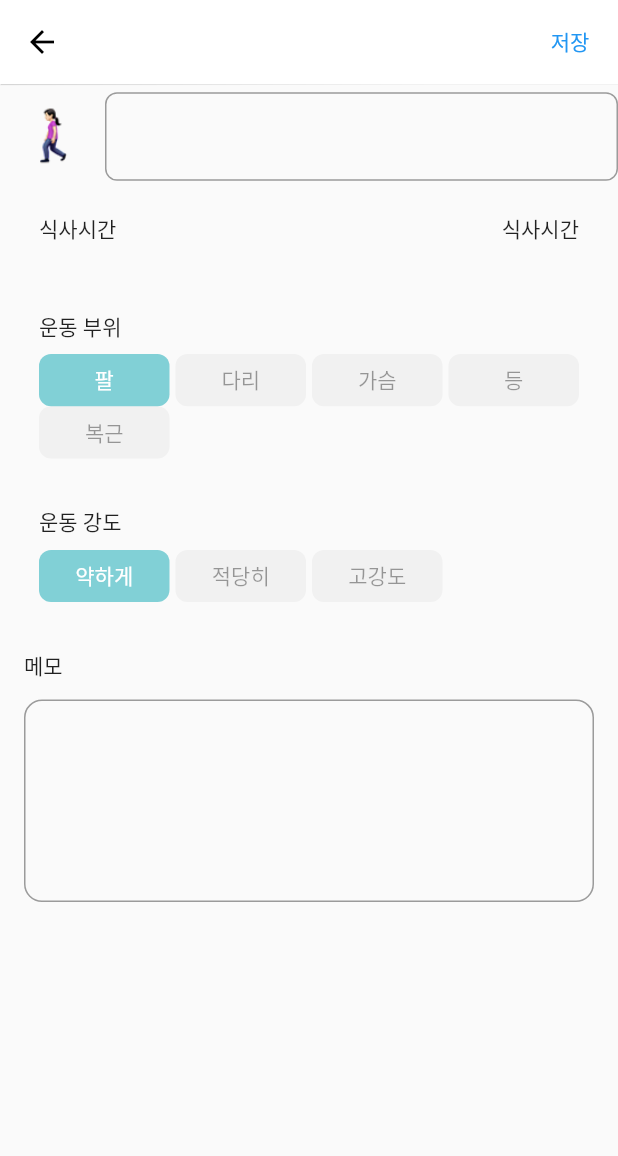
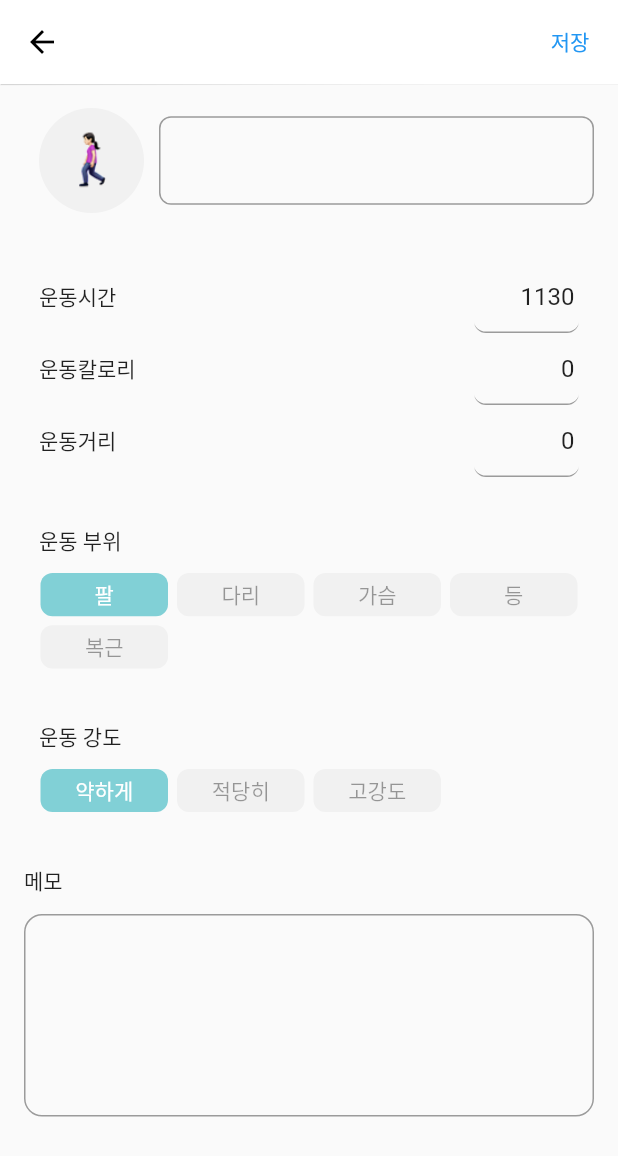
Before and after one commit to kkong3456/dietapp, a Flutter app: the WorkoutAddPage screen opened directly, after a tap on "저장", on a phone screen of 412 x 824 dp. Shown: the top 1156 px of the screen. Run offline on Flutter 3.47's test engine with Material 2 defaults, Android fonts, the phone set to English and light mode, and no system bars; our stand-ins replace sqflite; missing offline and left inert: multi_image_picker; accounts and stored records are empty.

Commit message:
7.CH02_27 눈바디운동기록페이지 완성

```diff
--- a/lib/data/data.dart
+++ b/lib/data/data.dart
@@ -43,6 +43,7 @@ class Workout{
   int date;
   int time;
   int type;
+  int distance;
   int kcal;
   int intense;
   int part;
@@ -50,7 +51,7 @@ class Workout{
   String name;
   String memo;
 
-  Workout({this.id,this.date,this.time,this.type,this.kcal,this.intense,this.part,this.name,this.memo});
+  Workout({this.id,this.date,this.time,this.type,this.distance,this.kcal,this.intense,this.part,this.name,this.memo});
 
   factory Workout.fromDB(Map<String,dynamic> data){
     return Workout(
@@ -58,6 +59,7 @@ class Workout{
       date:data["date"],
       time:data["time"],
       type:data["type"],
+      distance:data["distance"],
       kcal: data["kcal"],
       intense:data["intense"],
       part:data["part"],
@@ -73,6 +75,7 @@ class Workout{
       "date":date,
       "time":time,
       "type":type,
+      "distance":distance,
       "kcal":kcal,
       "intense":intense,
       "part":part,
--- a/lib/view/worktout.dart
+++ b/lib/view/worktout.dart
@@ -21,11 +21,17 @@ class _WorkoutAddPageState extends State<WorkoutAddPage>{
   Workout get workout=>widget.workout;
   TextEditingController memoController=TextEditingController();
   TextEditingController nameController=TextEditingController();
+  TextEditingController timeController=TextEditingController();
+  TextEditingController calController=TextEditingController();
+  TextEditingController distanceController=TextEditingController();
 
   @override
   void initState(){
-    workout.memo=memoController.text;
-    workout.name=nameController.text;
+    memoController.text=workout.memo;
+    nameController.text=workout.name;
+    timeController.text=workout.time.toString();
+    calController.text=workout.kcal.toString();
+    distanceController.text=workout.distance.toString();
     super.initState();
   }
   @override
@@ -44,6 +50,25 @@ class _WorkoutAddPageState extends State<WorkoutAddPage>{
                 //저장하고 종료
                 final db=DatabaseHelper.instance;
                 workout.memo=memoController.text;
+                workout.name=nameController.text;
+
+                if(timeController.text.isEmpty){
+                  workout.time=0;
+                }else{
+                  workout.time=int.parse(timeController.text);
+                }
+
+                if(calController.text.isEmpty){
+                  workout.kcal=0;
+                }else{
+                  workout.kcal=int.parse(calController.text);
+                }
+
+                if(distanceController.text.isEmpty){
+                  workout.distance=0;
+                }else{
+                  workout.distance=int.parse(distanceController.text);
+                }
                 await db.insertWorkout(workout);
                 Navigator.of(context).pop();
               },
@@ -55,6 +80,7 @@ class _WorkoutAddPageState extends State<WorkoutAddPage>{
             itemBuilder:(ctx,idx){
               if(idx==0){
                 return Container(
+                  margin:const EdgeInsets.symmetric(horizontal:16,vertical:16),
                   child:Row(
                     children: [
                       Container(child:InkWell(
@@ -65,7 +91,12 @@ class _WorkoutAddPageState extends State<WorkoutAddPage>{
                             workout.type=workout.type%4;
                           });
                         }
-                      ),width:70,height:70),
+                      ),width:70,height:70,margin:const EdgeInsets.symmetric(horizontal: 10),
+                        decoration: BoxDecoration(
+                          color:ibgColor,
+                          borderRadius: BorderRadius.circular(70),
+                        ),
+                      ),
                       Container(height:8),
                       Expanded(
                         child:TextField(
@@ -89,14 +120,59 @@ class _WorkoutAddPageState extends State<WorkoutAddPage>{
                     children: [
                       Row(
                         mainAxisAlignment:MainAxisAlignment.spaceBetween,
-                        children:const [
-                          Text("식사시간"),
-                          Text("식사시간"),
+                        children:[
+                          Text("운동시간"),
+                          Container(child:TextField(
+                            controller:timeController,
+                            keyboardType:TextInputType.number,
+                            textAlign:TextAlign.end,
+                            decoration:InputDecoration(
+                              border:UnderlineInputBorder(
+                                borderSide:const BorderSide(width:0.5,color:txtColor,),
+                                borderRadius:BorderRadius.circular(8)
+                            )
+                          ),),
+                            width:70,
+                          )
                         ],
                       ),
-                      Container(
-                        height:12,
+                      Row(
+                        mainAxisAlignment:MainAxisAlignment.spaceBetween,
+                        children:[
+                          Text("운동칼로리"),
+                          Container(child:TextField(
+                            controller:calController,
+                            keyboardType:TextInputType.number,
+                            textAlign:TextAlign.end,
+                            decoration:InputDecoration(
+                                border:UnderlineInputBorder(
+                                    borderSide:const BorderSide(width:0.5,color:txtColor,),
+                                    borderRadius:BorderRadius.circular(8)
+                                )
+                            ),),
+                            width:70,
+                          )
+                        ],
                       ),
+                      Row(
+                        mainAxisAlignment:MainAxisAlignment.spaceBetween,
+                        children:[
+                          Text("운동거리"),
+                          Container(child:TextField(
+                            controller:distanceController,
+                            keyboardType:TextInputType.number,
+                            textAlign:TextAlign.end,
+                            decoration:InputDecoration(
+                                border:UnderlineInputBorder(
+                                    borderSide:const BorderSide(width:0.5,color:txtColor,),
+                                    borderRadius:BorderRadius.circular(8)
+                                )
+                            ),),
+                            width:70,
+                          )
+                        ],
+                      ),
+
                     ],
                   ),);
 
@@ -122,6 +198,7 @@ class _WorkoutAddPageState extends State<WorkoutAddPage>{
                         crossAxisSpacing:4,
                         children: List.generate(wPart.length, (_idx){
                           return InkWell(child:Container(
+                            margin:const EdgeInsets.symmetric(vertical: 3,horizontal: 1),
                             alignment: Alignment.center,
                             decoration: BoxDecoration(
                               borderRadius:BorderRadius.circular(8),
@@ -161,6 +238,7 @@ class _WorkoutAddPageState extends State<WorkoutAddPage>{
                         crossAxisSpacing:4,
                         children: List.generate(wIntense.length, (_idx){
                           return InkWell(child:Container(
+                            margin:const EdgeInsets.symmetric(vertical:3,horizontal:1),
                             alignment: Alignment.center,
                             decoration: BoxDecoration(
                               borderRadius:BorderRadius.circular(8),
```
Also changed, not shown: lib/data/database.dart (+15 -2 lines), lib/main.dart (+13 -1 lines), lib/view/body.dart (added, +116 -0 lines), pubspec.lock.
